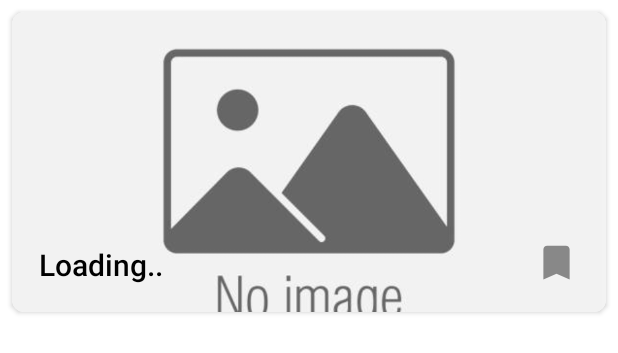
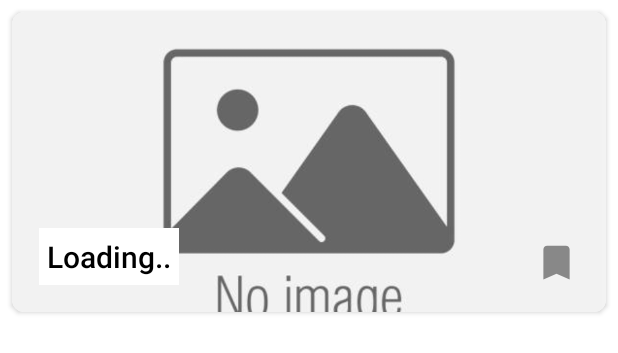
Before and after one commit to bo7ri/App_project_Online_Barter_Trader, an Android app: the layout list_items.xml on its own in the app's theme, with its tools: preview values and no code run, on a phone screen of 412 x 824 dp. Shown: the top 353 px of the screen. Run offline under Robolectric (Android 15) with nearby library versions, the phone set to English and light mode, and no system bars.

Commit message:
Update for rating system and changed default image

```diff
--- a/app/src/main/java/ca/dal/cs/csci3130/g01/RecyclerAdapter.java
+++ b/app/src/main/java/ca/dal/cs/csci3130/g01/RecyclerAdapter.java
@@ -203,7 +203,7 @@ public class RecyclerAdapter extends RecyclerView.Adapter<RecyclerAdapter.ViewHo
         Product product = productList.get(position);
 
         readCursorData(product, holder);
-        holder.itemImage.setImageResource(R.drawable.no_image_found_default);
+        holder.itemImage.setImageResource(R.drawable.whitebox);
         holder.itemName.setText(product.getTitle());
 
         holder.favBtn.setOnClickListener(v -> {
--- a/app/src/main/res/layout/list_items.xml
+++ b/app/src/main/res/layout/list_items.xml
@@ -1,42 +1,45 @@
 <?xml version="1.0" encoding="utf-8"?>
 <androidx.cardview.widget.CardView xmlns:android="http://schemas.android.com/apk/res/android"
     xmlns:app="http://schemas.android.com/apk/res-auto"
-    android:orientation="vertical"
+    style="@style/CardView.Light"
     android:layout_width="match_parent"
     android:layout_height="200dp"
-    style="@style/CardView.Light"
-    app:cardCornerRadius="8dp"
+    android:layout_marginStart="8dp"
+    android:layout_marginTop="8dp"
+    android:layout_marginEnd="8dp"
+    android:background="#FFFFFF"
     android:elevation="3dp"
-    android:layout_marginStart="8dp"
-    android:layout_marginEnd="8dp"
-    android:layout_marginTop="8dp">
+    android:orientation="vertical"
+    app:cardCornerRadius="8dp">
 
     <ImageView
         android:id="@+id/item_image"
         android:layout_width="match_parent"
         android:layout_height="match_parent"
         android:scaleType="centerCrop"
-        android:src="@drawable/no_image_found_default"/>
+        android:src="@drawable/no_image_found_default" />
 
     <TextView
         android:id="@+id/item_name"
+        style="@style/TextAppearance.AppCompat.Title"
         android:layout_width="wrap_content"
         android:layout_height="wrap_content"
-        android:text="@string/loading"
-        android:textColor="@color/black"
-        style="@style/TextAppearance.AppCompat.Title"
         android:layout_gravity="bottom"
         android:layout_marginStart="18dp"
-        android:layout_marginBottom="18dp"/>
+        android:layout_marginBottom="18dp"
+        android:background="#FFFFFF"
+        android:padding="5dp"
+        android:text="@string/loading"
+        android:textColor="@color/black" />
 
     <Button
         android:id="@+id/favBtn"
         android:layout_width="30dp"
         android:layout_height="30dp"
         android:layout_gravity="bottom|end"
-        app:backgroundTint="@null"
+        android:layout_marginEnd="18dp"
+        android:layout_marginBottom="18dp"
         android:background="@drawable/baseline_bookmark_inactive_24"
-        android:layout_marginEnd="18dp"
-        android:layout_marginBottom="18dp"/>
+        app:backgroundTint="@null" />
 
 </androidx.cardview.widget.CardView>
```
Also changed, not shown: app/src/main/java/ca/dal/cs/csci3130/g01/ProductProviderProfile.java (+5 -9 lines), app/src/main/res/drawable/whitebox.jpeg (added), 1 other file.
